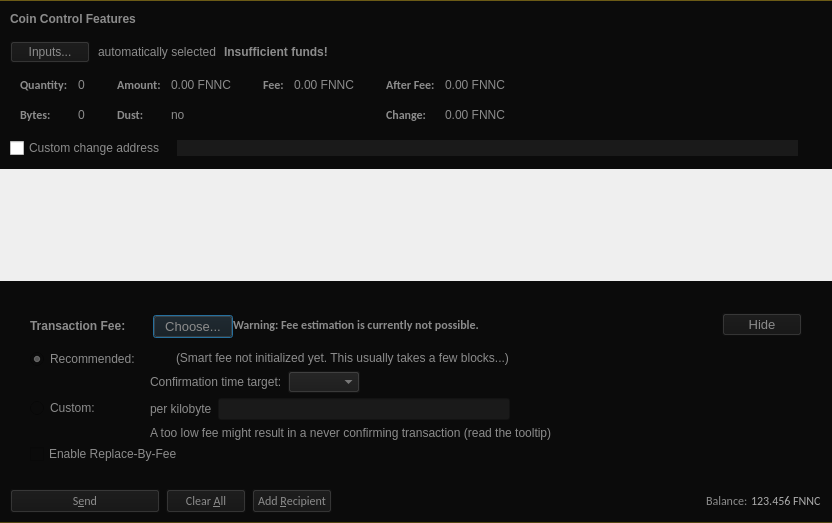
Above: fennec/qt/forms/sendcoinsdialog.ui from FennecBlockchain/Fennec before the change. Below: the same form after it.
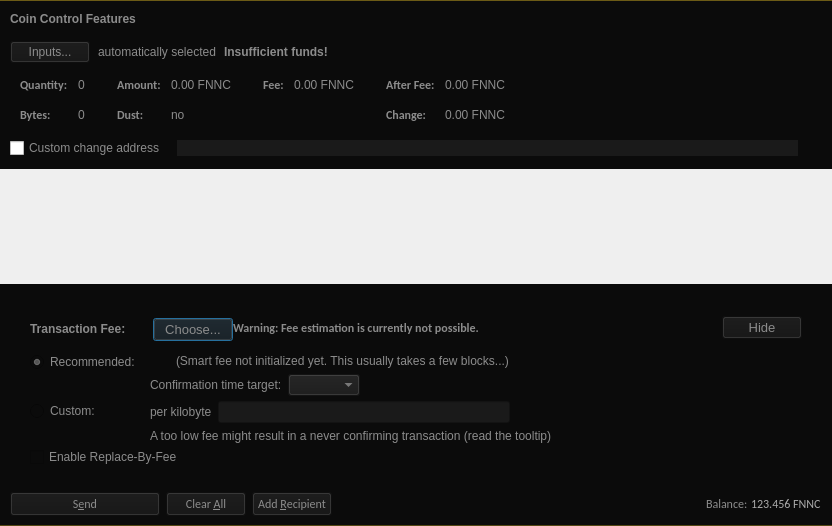
That is the form after the change. Icons and pictures are not drawn. Custom widgets are drawn as their Qt base class.

What changed in the file:
```diff
--- a/fennec/qt/forms/sendcoinsdialog.ui
+++ b/fennec/qt/forms/sendcoinsdialog.ui
@@ -10,7 +10,7 @@
     <x>0</x>
     <y>0</y>
     <width>832</width>
-    <height>523</height>
+    <height>526</height>
    </rect>
   </property>
   <property name="font">
```
Left out of the diff: 11 changed lines with no effect on the pictures.
